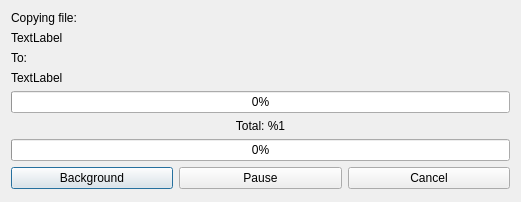
TeamKami/KamiCmd, file src/FileCopy/FileCopy_Qt/CopyProgressDialog.ui: the form before one commit.
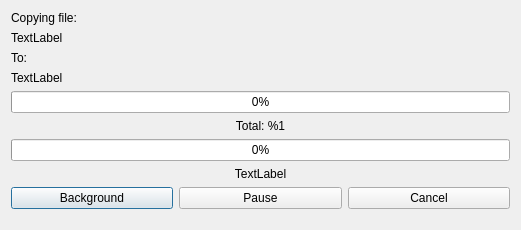
The form after the commit.

Commit message: Add file copying progress in bytes to CopyProgressDialog

```diff
--- a/src/FileCopy/FileCopy_Qt/CopyProgressDialog.ui
+++ b/src/FileCopy/FileCopy_Qt/CopyProgressDialog.ui
@@ -7,7 +7,7 @@
     <x>0</x>
     <y>0</y>
     <width>521</width>
-    <height>202</height>
+    <height>230</height>
    </rect>
   </property>
   <property name="windowTitle">
@@ -78,6 +78,16 @@
        </property>
       </widget>
      </item>
+     <item>
+      <widget class="QLabel" name="currentFileBytesCopied">
+       <property name="text">
+        <string>TextLabel</string>
+       </property>
+       <property name="alignment">
+        <set>Qt::AlignCenter</set>
+       </property>
+      </widget>
+     </item>
     </layout>
    </item>
    <item>
```
The commit also changes 4 other files.
